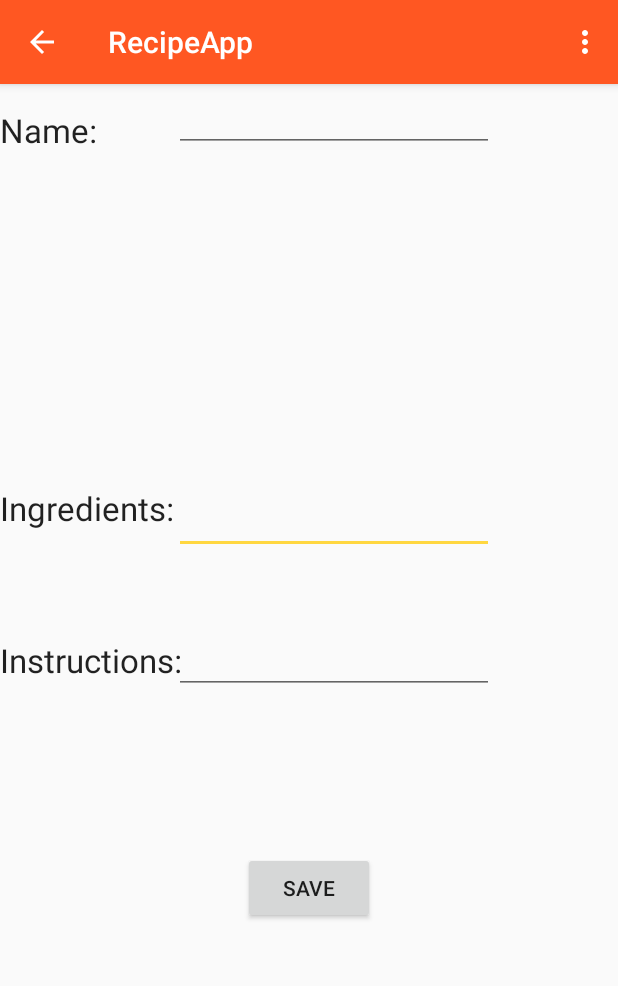
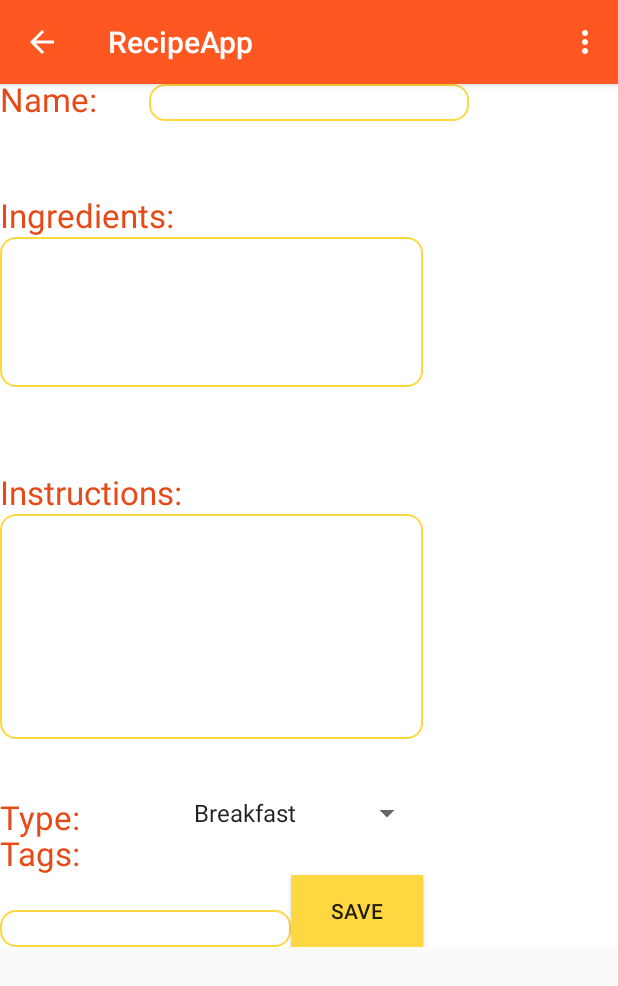
Before and after one commit to alexrvincent/BiteToEat, an Android app: the RecipeCreation screen opened directly, with no data from a screen before it, on a phone screen of 412 x 824 dp. Shown: the top 986 px of the screen. Run offline under Robolectric (Android 15) with nearby library versions, the phone set to English and light mode, and no system bars.

Commit message:
Design xml files, added the recipes creation
Design some xml files, fixed parts of code for recipes creation: added
the tags and types.

```diff
--- a/RecipeApp/app/src/main/AndroidManifest.xml
+++ b/RecipeApp/app/src/main/AndroidManifest.xml
@@ -35,7 +35,8 @@
             android:name=".RecipeCreation"
             android:label="@string/app_name"
             android:theme="@style/AppTheme"
-            android:parentActivityName=".MainActivity">
+            android:parentActivityName=".MainActivity"
+            android:windowSoftInputMode="adjustPan">
 
         </activity>
         <activity
--- a/RecipeApp/app/src/main/java/com/example/ai_danica/recipeapp/RVAdapter.java
+++ b/RecipeApp/app/src/main/java/com/example/ai_danica/recipeapp/RVAdapter.java
@@ -42,6 +42,7 @@ public class RVAdapter extends RecyclerView.Adapter<RecyclerView.ViewHolder>{
             if (holder instanceof RecipeViewHolder) {
                 RecipeViewHolder cvh = (RecipeViewHolder) holder;
                 cvh.recipeName.setText(recipes.get(i).getName());
+                cvh.recipeType.setText(recipes.get(i).getType());
             }
 
         }
--- a/RecipeApp/app/src/main/java/com/example/ai_danica/recipeapp/RecipeCreation.java
+++ b/RecipeApp/app/src/main/java/com/example/ai_danica/recipeapp/RecipeCreation.java
@@ -11,8 +11,13 @@ import android.support.v7.widget.Toolbar;
 import android.view.Menu;
 import android.view.MenuItem;
 import android.view.View;
+import android.view.WindowManager;
+import android.view.inputmethod.InputMethodManager;
+import android.widget.AdapterView;
+import android.widget.ArrayAdapter;
 import android.widget.Button;
 import android.widget.EditText;
+import android.widget.Spinner;
 import android.widget.Toast;
 
 import java.util.Random;
@@ -26,21 +31,103 @@ public class RecipeCreation extends AppCompatActivity {
     private static final String STRING_LIST =
             "abcdefghijklmnopqrstuvwxyzABCDEFGHIJKLMNOPQRSTUVWXYZ1234567890";
     private static final int RANDOM_STRING_LENGTH = 8;
+    private String type = "Breakfast";
+    private Spinner FromSpinner;
+    private ArrayAdapter<CharSequence> FromMeasure;
+    EditText nameOfRecipe;
+    EditText instruct;
+    EditText ingred;
+    EditText tagsTV;
     @Override
     protected void onCreate(Bundle savedInstanceState) {
         super.onCreate(savedInstanceState);
         setContentView(R.layout.recipe_creation_layout);
-        Button save = (Button) findViewById(R.id.save);
+        nameOfRecipe = (EditText) findViewById(R.id.name);
+        instruct = (EditText) findViewById(R.id.instructions);
+        ingred = (EditText) findViewById(R.id.ingredients);
+        tagsTV = (EditText) findViewById(R.id.tags);
 
 
-        //Toolbar toolbar = (Toolbar) findViewById(R.id.toolbar);
-        //setSupportActionBar(toolbar);
-        //Setting the title and back button
-        //getSupportActionBar().setTitle("Create Recipe");
-        //getSupportActionBar().setDisplayHomeAsUpEnabled(true);
+        createRecipeType();
+
+
 
     }
 
+    //Users choose the type of recipe.
+    private void createRecipeType(){
+        FromSpinner = (Spinner) findViewById(R.id.recipe_spinner);
+
+        // Create an ArrayAdapter using the string array and a default spinner
+        FromMeasure= ArrayAdapter
+                .createFromResource(this, R.array.recipe_type,
+                        android.R.layout.simple_spinner_item);
+
+        // Specify the layout to use when the list of choices appears
+        FromMeasure.setDropDownViewResource(android.R.layout.simple_spinner_dropdown_item);
+        // Apply the adapter to the spinner
+        FromSpinner.setAdapter(FromMeasure);
+        clickedOnType();
+
+    }
+
+
+    /*
+    Knowing what users clicked on. Set string to the respective type.
+     */
+    private void clickedOnType(){
+        FromSpinner.setOnItemSelectedListener(new AdapterView.OnItemSelectedListener() {
+            @Override
+            public void onItemSelected(AdapterView<?> parent, View v, int position, long id) {
+                // System.out.println((String) parent.getItemAtPosition(position));
+                String recipe_type = (String) parent.getItemAtPosition(position);
+                //What users clicked on
+                switch (recipe_type) {
+                    case "Dessert":
+                        type = "Dessert";
+                        break;
+                    case "Healthy":
+                        type = "Healthy";
+                        break;
+                    case "Alcoholic":
+                        type = "Alcoholic";
+                        break;
+                    case "Baby/Kids":
+                        type = "Baby/Kids";
+                        break;
+                    case "Family":
+                        type = "Family";
+                        break;
+                    case "Poultry":
+                        type = "Poultry";
+                        break;
+                    case "Beef":
+                        type = "Beef";
+                        break;
+                    case "Fruits":
+                        type = "Fruits";
+                        break;
+                    case "Seafood":
+                        type = "Seafood";
+                        break;
+                    case "Asian Culture":
+                        type = "Asian Culture";
+                        break;
+                    case "Smoothies":
+                        type = "Smoothies";
+                        break;
+                    default:
+                        type = "Breakfast";
+                        break;
+                }
+            }
+
+            @Override
+            public void onNothingSelected(AdapterView<?> parent) {
+                // TODO Auto-generated method stub
+            }
+        });
+    }
 
     @Override
     public boolean onCreateOptionsMenu(Menu menu) {
@@ -73,13 +160,16 @@ public class RecipeCreation extends AppCompatActivity {
     SharedPreferences.
      */
     public void clickedSave(View v){
+
         EditText nameOfRecipe = (EditText) findViewById(R.id.name);
         EditText instruct = (EditText) findViewById(R.id.instructions);
         EditText ingred = (EditText) findViewById(R.id.ingredients);
+        EditText tagsTV = (EditText) findViewById(R.id.tags);
 
         String name = nameOfRecipe.getText().toString();
         String instructions = instruct.getText().toString();
         String ingredients = ingred.getText().toString();
+        String tags = tagsTV.getText().toString();
 
         //Package the Stats into a String separated by ","
         String[] statsArray = new String[]{name, instructions, ingredients};
@@ -88,16 +178,17 @@ public class RecipeCreation extends AppCompatActivity {
             statsString.append(statsArray[i]).append(",");
         }
 
-        Recipe newRecipe = new Recipe(generateId(), name, instructions, ingredients);
-
+        Recipe newRecipe = new Recipe(generateId(), name, instructions, ingredients, type, tags);
         //Open up its new SP file and make its editor
         SharedPreferences sharedStats = getSharedPreferences(newRecipe.getUnique_id(), Context.MODE_PRIVATE);
         SharedPreferences.Editor editor = sharedStats.edit();
 
-        //Save the newly formed character stats and packaged string
+        //Save the newly formed recipe and packaged string
         editor.putString("NAME", newRecipe.getName());
         editor.putString("INSTRUCTIONS", newRecipe.getInstructions());
         editor.putString("INGREDIENTS", newRecipe.getIngredients());
+        editor.putString("TYPE", newRecipe.getType());
+        editor.putString("TAGS", newRecipe.getTags());
         editor.apply(); //maybe commit here?
 
         //Alert User that the current character has been saved
--- /dev/null
+++ b/RecipeApp/app/src/main/res/drawable/edittext.xml
@@ -0,0 +1,17 @@
+<?xml version="1.0" encoding="utf-8"?>
+<shape xmlns:android="http://schemas.android.com/apk/res/android" >
+
+    <solid android:color="#FFFFFF" />
+
+    <stroke
+        android:width="1dp"
+        android:color="@color/colorAccent" />
+    <corners
+        android:topLeftRadius="10dp"
+        android:topRightRadius="10dp"
+        android:bottomLeftRadius="10dp"
+        android:bottomRightRadius="10dp"
+
+        />
+
+</shape>
--- a/RecipeApp/app/src/main/res/layout/recipe_creation_layout.xml
+++ b/RecipeApp/app/src/main/res/layout/recipe_creation_layout.xml
@@ -1,9 +1,14 @@
 <?xml version="1.0" encoding="utf-8"?>
-<RelativeLayout xmlns:android="http://schemas.android.com/apk/res/android"
-    xmlns:tools="http://schemas.android.com/tools"
-    xmlns:app="http://schemas.android.com/apk/res-auto"
+
+<LinearLayout xmlns:android="http://schemas.android.com/apk/res/android"
     android:layout_width="match_parent"
-    android:layout_height="match_parent">
+    android:layout_height="wrap_content" >
+
+    <ScrollView xmlns:android="http://schemas.android.com/apk/res/android"
+        android:layout_width="match_parent"
+        android:layout_height="wrap_content"
+        android:fillViewport="true"
+        android:isScrollContainer="true">
 
         <!-- <android.support.design.widget.AppBarLayout
             android:layout_width="match_parent"
@@ -19,75 +24,136 @@
                 app:popupTheme="@style/AppTheme.PopupOverlay" />
 
         </android.support.design.widget.AppBarLayout> -->
+        <RelativeLayout xmlns:android="http://schemas.android.com/apk/res/android"
+            android:layout_width="match_parent"
+            android:layout_height="wrap_content"
+            android:background="#ffffff">
 
             <EditText
+                android:id="@+id/name"
                 android:layout_width="wrap_content"
                 android:layout_height="wrap_content"
-        android:inputType="textMultiLine"
+                android:background="@drawable/edittext"
                 android:ems="10"
-        android:id="@+id/ingredients"
-        android:layout_above="@+id/instructions"
-        android:layout_toRightOf="@+id/textView5"
-        android:layout_toEndOf="@+id/textView5"
-        android:layout_marginBottom="48dp" />
 
-    <EditText
+                android:layout_alignParentTop="true"
+                android:layout_centerHorizontal="true" />
+
+            <TextView
+                android:id="@+id/nameTV"
                 android:layout_width="wrap_content"
                 android:layout_height="wrap_content"
-        android:inputType="textMultiLine"
-        android:ems="10"
-        android:id="@+id/instructions"
-        android:layout_centerVertical="true"
-        android:layout_alignLeft="@+id/ingredients"
-        android:layout_alignStart="@+id/ingredients" />
+                android:layout_alignBottom="@+id/name"
+                android:layout_alignParentLeft="true"
+                android:layout_alignParentStart="true"
+                android:text="Name: "
+                android:textAppearance="?android:attr/textAppearanceLarge"
+                android:textColor="@color/colorPrimaryDark" />
 
-    <EditText
+            <TextView
+                android:id="@+id/ingredientsTV"
                 android:layout_width="wrap_content"
                 android:layout_height="wrap_content"
-        android:inputType="textMultiLine"
-        android:ems="10"
-        android:id="@+id/name"
-        android:layout_below="@+id/view2"
-        android:layout_toRightOf="@+id/textView5"
-        android:layout_toEndOf="@+id/textView5" />
+                android:layout_alignParentLeft="true"
+                android:layout_alignParentStart="true"
+                android:layout_below="@+id/name"
+                android:layout_marginTop="48dp"
+                android:text="Ingredients:"
+                android:textAppearance="?android:attr/textAppearanceLarge"
+                android:textColor="@color/colorPrimaryDark" />
 
-    <Button
+            <TextView
+                android:id="@+id/instructionsTV"
                 android:layout_width="wrap_content"
                 android:layout_height="wrap_content"
-        android:text="Save"
-        android:id="@+id/save"
-        android:layout_below="@+id/instructions"
-        android:layout_centerHorizontal="true"
-        android:layout_marginTop="105dp"
-        android:onClick= "clickedSave"/>
-
-    <TextView
-        android:layout_width="wrap_content"
-        android:layout_height="wrap_content"
+                android:text="Instructions:"
                 android:textAppearance="?android:attr/textAppearanceLarge"
-        android:text="Name: "
-        android:id="@+id/textView4"
-        android:layout_alignBottom="@+id/name"
+                android:textColor="@color/colorPrimaryDark"
+                android:layout_marginTop="55dp"
+                android:layout_below="@+id/ingredients"
                 android:layout_alignParentLeft="true"
                 android:layout_alignParentStart="true" />
 
-    <TextView
+            <Spinner
+                android:id="@+id/recipe_spinner"
                 android:layout_width="wrap_content"
                 android:layout_height="wrap_content"
+                android:layout_alignTop="@+id/typeTV"
+                android:layout_toRightOf="@+id/instructionsTV"
+                android:layout_toEndOf="@+id/instructionsTV" />
+
+            <TextView
+                android:id="@+id/typeTV"
+                android:layout_width="wrap_content"
+                android:layout_height="wrap_content"
+                android:text="Type:"
                 android:textAppearance="?android:attr/textAppearanceLarge"
-        android:text="Ingredients:"
-        android:id="@+id/textView5"
-        android:layout_alignTop="@+id/ingredients"
+                android:textColor="@color/colorPrimaryDark"
+                android:layout_marginTop="37dp"
+                android:layout_below="@+id/instructions"
                 android:layout_alignParentLeft="true"
                 android:layout_alignParentStart="true" />
 
+            <EditText
+                android:id="@+id/tags"
+                android:layout_width="match_parent"
+                android:layout_height="wrap_content"
+                android:background="@drawable/edittext"
+                android:layout_alignParentBottom="true"
+                android:layout_alignParentLeft="true"
+                android:layout_alignParentStart="true"
+                android:inputType="textMultiLine"
+                android:layout_toLeftOf="@+id/save"
+                android:layout_toStartOf="@+id/save" />
+
             <TextView
+                android:id="@+id/tagTV"
                 android:layout_width="wrap_content"
                 android:layout_height="wrap_content"
+                android:text="Tags:"
                 android:textAppearance="?android:attr/textAppearanceLarge"
-        android:text="Instructions:"
-        android:id="@+id/textView6"
-        android:layout_centerVertical="true"
+                android:textColor="@color/colorPrimaryDark"
+                android:layout_below="@+id/recipe_spinner"
                 android:layout_alignParentLeft="true"
                 android:layout_alignParentStart="true" />
+
+            <Button
+                android:id="@+id/save"
+                android:layout_width="wrap_content"
+                android:layout_height="wrap_content"
+                android:background="@color/colorAccent"
+                android:onClick="clickedSave"
+                android:text="Save"
+                android:layout_below="@+id/tagTV"
+                android:layout_alignRight="@+id/recipe_spinner"
+                android:layout_alignEnd="@+id/recipe_spinner" />
+
+            <EditText
+                android:id="@+id/ingredients"
+                android:layout_width="match_parent"
+                android:layout_height="wrap_content"
+                android:layout_alignEnd="@+id/recipe_spinner"
+                android:layout_alignParentLeft="true"
+                android:layout_alignParentStart="true"
+                android:layout_alignRight="@+id/recipe_spinner"
+                android:layout_below="@+id/ingredientsTV"
+                android:height="100dp"
+                android:background="@drawable/edittext"
+                android:ems="10"
+                android:inputType="textMultiLine" />
+
+            <EditText
+                android:id="@+id/instructions"
+                android:layout_width="match_parent"
+                android:layout_height="150dp"
+                android:layout_alignEnd="@+id/recipe_spinner"
+                android:layout_alignParentLeft="true"
+                android:layout_alignParentStart="true"
+                android:layout_alignRight="@+id/recipe_spinner"
+                android:layout_below="@+id/instructionsTV"
+                android:background="@drawable/edittext"
+                android:ems="10"
+                android:inputType="textMultiLine" />
         </RelativeLayout>
+    </ScrollView>
+    </LinearLayout>
--- a/RecipeApp/app/src/main/res/values/strings.xml
+++ b/RecipeApp/app/src/main/res/values/strings.xml
@@ -13,7 +13,20 @@
         <item>Quarts</item>
         <item>Litres</item>
     </string-array>
-
+    <string-array name="recipe_type">
+        <item>Breakfast</item>
+        <item>Dessert</item>
+        <item>Healthy</item>
+        <item>Alcoholic</item>
+        <item>Baby/Kids</item>
+        <item>Family</item>
+        <item>Poultry</item>
+        <item>Beef</item>
+        <item>Fruits</item>
+        <item>Seafood</item>
+        <item>Asian Cuisine</item>
+        <item>Smoothies</item>
+    </string-array>
     <string name="drawer_open">Open navigation drawer</string>
     <string name="drawer_close">Close navigation drawer</string>
 </resources>
--- a/RecipeApp/app/src/main/res/values/styles.xml
+++ b/RecipeApp/app/src/main/res/values/styles.xml
@@ -1,4 +1,4 @@
-<resources>
+<resources xmlns:name="http://schemas.android.com/tools">
 
     <!-- Base application theme. -->
     <style name="AppTheme" parent="Theme.AppCompat.Light.DarkActionBar">
```
Also changed, not shown: RecipeApp/app/src/main/java/com/example/ai_danica/recipeapp/MainActivity.java (+7 -7 lines), RecipeApp/app/src/main/java/com/example/ai_danica/recipeapp/Recipe.java (+15 -0 lines), RecipeApp/app/src/main/java/com/example/ai_danica/recipeapp/Timer.java (+7 -18 lines), RecipeApp/app/src/main/res/layout/conversion.xml (+9 -6 lines), RecipeApp/app/src/main/res/layout/spinner_item.xml (added, +13 -0 lines), RecipeApp/app/src/main/res/layout/timer_layout.xml (+28 -10 lines), RecipeApp/app/src/main/res/drawable/shapes.xml (line endings or trailing spaces). Lines whose indentation alone changed are shown as unchanged.
